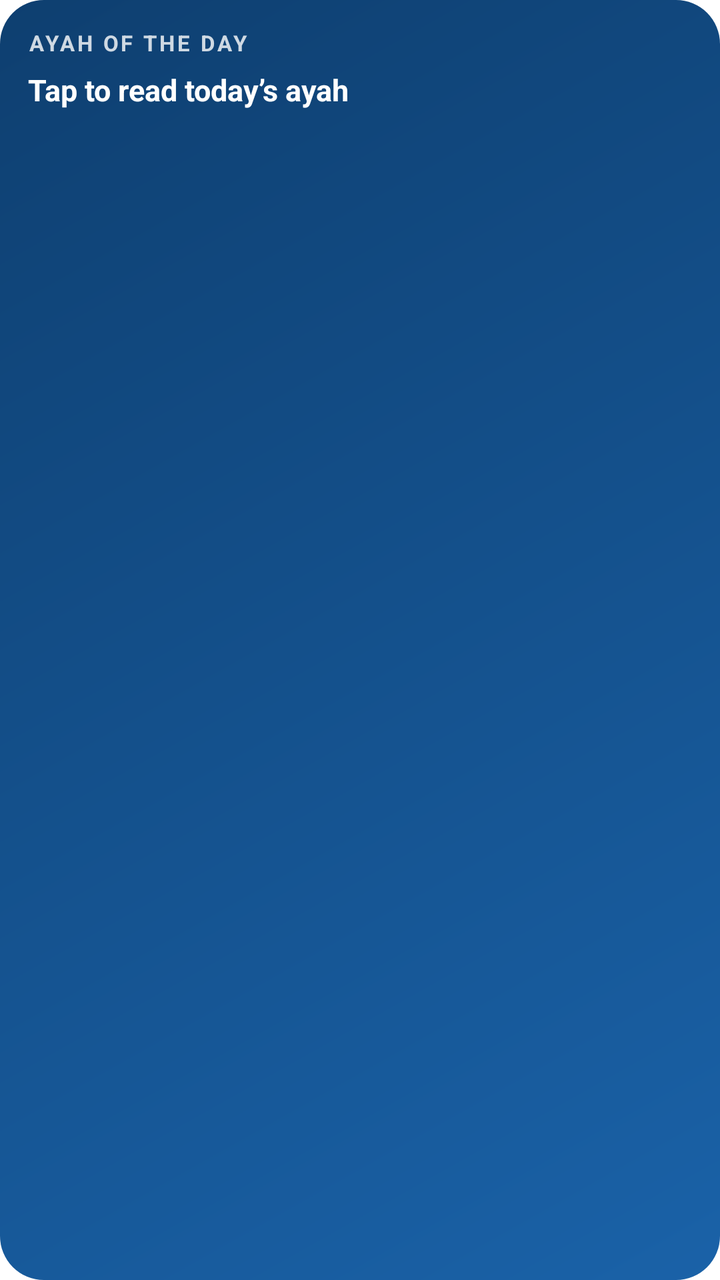
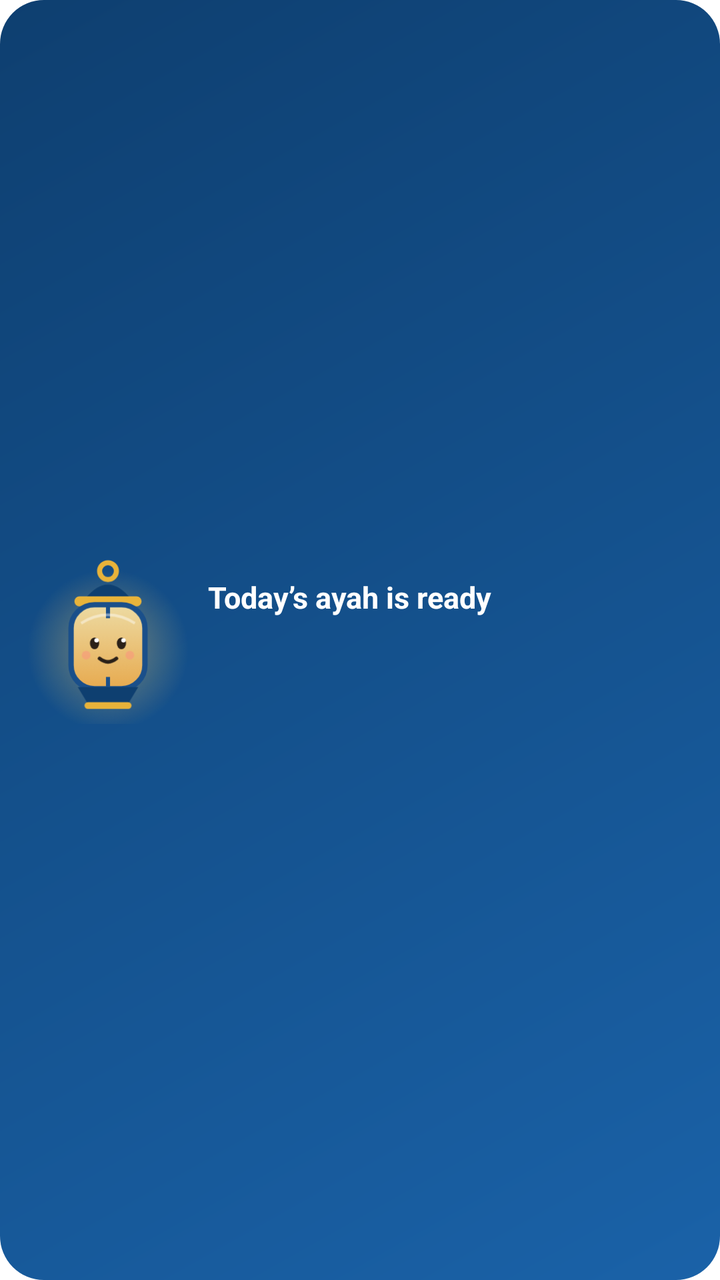

Screens rendered from an Android XML layout before and after an edit, with the pre-edit source and the edit as a unified diff.
<!-- AndroidManifest.xml: fallback theme Theme.MaterialComponents.DayNight.NoActionBar -->
<!-- res/layout/ayah_widget.xml -->
<?xml version="1.0" encoding="utf-8"?>
<LinearLayout xmlns:android="http://schemas.android.com/apk/res/android"
    android:id="@+id/w_root"
    android:layout_width="match_parent"
    android:layout_height="match_parent"
    android:background="@drawable/widget_bg"
    android:orientation="vertical"
    android:padding="14dp">

    <TextView
        android:id="@+id/w_header"
        android:layout_width="match_parent"
        android:layout_height="wrap_content"
        android:letterSpacing="0.12"
        android:text="AYAH OF THE DAY"
        android:textColor="#CCFFFFFF"
        android:textSize="11sp"
        android:textStyle="bold" />

    <TextView
        android:id="@+id/w_text"
        android:layout_width="match_parent"
        android:layout_height="0dp"
        android:layout_marginTop="6dp"
        android:layout_weight="1"
        android:ellipsize="end"
        android:lineSpacingMultiplier="1.15"
        android:maxLines="5"
        android:text="Tap to read today’s ayah"
        android:textColor="#FFFFFF"
        android:textSize="15sp"
        android:textStyle="bold" />

    <TextView
        android:id="@+id/w_ref"
        android:layout_width="match_parent"
        android:layout_height="wrap_content"
        android:textColor="#CCFFFFFF"
        android:textSize="12sp" />

    <LinearLayout
        android:layout_width="match_parent"
        android:layout_height="wrap_content"
        android:layout_marginTop="8dp"
        android:orientation="horizontal">

        <TextView
            android:id="@+id/w_status"
            android:layout_width="0dp"
            android:layout_height="wrap_content"
            android:layout_weight="1"
            android:textColor="#FFD2B3"
            android:textSize="12sp"
            android:textStyle="bold" />

        <TextView
            android:id="@+id/w_prayer"
            android:layout_width="wrap_content"
            android:layout_height="wrap_content"
            android:textColor="#FFFFFF"
            android:textSize="12sp"
            android:textStyle="bold" />
    </LinearLayout>
</LinearLayout>
<!-- resources referenced by this layout -->
<resources>
  <!-- drawable widget_bg (drawable) -->
  <?xml version="1.0" encoding="utf-8"?>
  <shape xmlns:android="http://schemas.android.com/apk/res/android" android:shape="rectangle">
      <gradient android:angle="315" android:startColor="#0E3F70" android:endColor="#1A62A8" />
      <corners android:radius="22dp" />
  </shape>
</resources>

<!-- the commit's change to res/layout/ayah_widget.xml (unified diff, before → after) -->
@@ -4,61 +4,68 @@
     android:layout_width="match_parent"
     android:layout_height="match_parent"
     android:background="@drawable/widget_bg"
-    android:orientation="vertical"
-    android:padding="14dp">
+    android:gravity="center_vertical"
+    android:orientation="horizontal"
+    android:padding="12dp">
 
-    <TextView
-        android:id="@+id/w_header"
-        android:layout_width="match_parent"
-        android:layout_height="wrap_content"
-        android:letterSpacing="0.12"
-        android:text="AYAH OF THE DAY"
-        android:textColor="#CCFFFFFF"
-        android:textSize="11sp"
-        android:textStyle="bold" />
-
-    <TextView
-        android:id="@+id/w_text"
-        android:layout_width="match_parent"
-        android:layout_height="0dp"
-        android:layout_marginTop="6dp"
-        android:layout_weight="1"
-        android:ellipsize="end"
-        android:lineSpacingMultiplier="1.15"
-        android:maxLines="5"
-        android:text="Tap to read today’s ayah"
-        android:textColor="#FFFFFF"
-        android:textSize="15sp"
-        android:textStyle="bold" />
-
-    <TextView
-        android:id="@+id/w_ref"
-        android:layout_width="match_parent"
-        android:layout_height="wrap_content"
-        android:textColor="#CCFFFFFF"
-        android:textSize="12sp" />
+    <ImageView
+        android:id="@+id/w_noor"
+        android:layout_width="84dp"
+        android:layout_height="84dp"
+        android:contentDescription="Noor"
+        android:src="@drawable/noor_hello" />
 
     <LinearLayout
-        android:layout_width="match_parent"
-        android:layout_height="wrap_content"
-        android:layout_marginTop="8dp"
-        android:orientation="horizontal">
+        android:layout_width="0dp"
+        android:layout_height="match_parent"
+        android:layout_marginStart="8dp"
+        android:layout_weight="1"
+        android:gravity="center_vertical"
+        android:orientation="vertical">
 
         <TextView
-            android:id="@+id/w_status"
-            android:layout_width="0dp"
+            android:id="@+id/w_says"
+            android:layout_width="match_parent"
             android:layout_height="wrap_content"
-            android:layout_weight="1"
-            android:textColor="#FFD2B3"
-            android:textSize="12sp"
+            android:ellipsize="end"
+            android:maxLines="3"
+            android:text="Today’s ayah is ready"
+            android:textColor="#FFFFFF"
+            android:textSize="15sp"
             android:textStyle="bold" />
 
         <TextView
-            android:id="@+id/w_prayer"
-            android:layout_width="wrap_content"
+            android:id="@+id/w_text"
+            android:layout_width="match_parent"
             android:layout_height="wrap_content"
-            android:textColor="#FFFFFF"
-            android:textSize="12sp"
-            android:textStyle="bold" />
+            android:layout_marginTop="4dp"
+            android:ellipsize="end"
+            android:maxLines="2"
+            android:textColor="#CCFFFFFF"
+            android:textSize="12sp" />
+
+        <LinearLayout
+            android:layout_width="match_parent"
+            android:layout_height="wrap_content"
+            android:layout_marginTop="6dp"
+            android:orientation="horizontal">
+
+            <TextView
+                android:id="@+id/w_header"
+                android:layout_width="0dp"
+                android:layout_height="wrap_content"
+                android:layout_weight="1"
+                android:textColor="#FFD2B3"
+                android:textSize="12sp"
+                android:textStyle="bold" />
+
+            <TextView
+                android:id="@+id/w_prayer"
+                android:layout_width="wrap_content"
+                android:layout_height="wrap_content"
+                android:textColor="#FFFFFF"
+                android:textSize="12sp"
+                android:textStyle="bold" />
+        </LinearLayout>
     </LinearLayout>
 </LinearLayout>
<!-- resource entries referenced after the edit -->
@@ -1,5 +1,6 @@
 <!-- resources referenced by this layout -->
 <resources>
+  <!-- drawable noor_hello: png bitmap (drawable-nodpi, 47014 bytes) -->
   <!-- drawable widget_bg (drawable) -->
   <?xml version="1.0" encoding="utf-8"?>
   <shape xmlns:android="http://schemas.android.com/apk/res/android" android:shape="rectangle">
